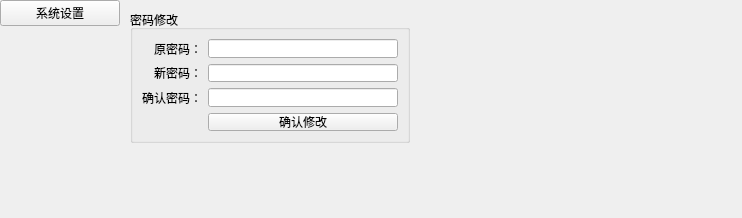
Before: the Qt Designer form frmconfig.ui in hzqgogogo/IntelligentGreenHouse, drawn with Qt 5.
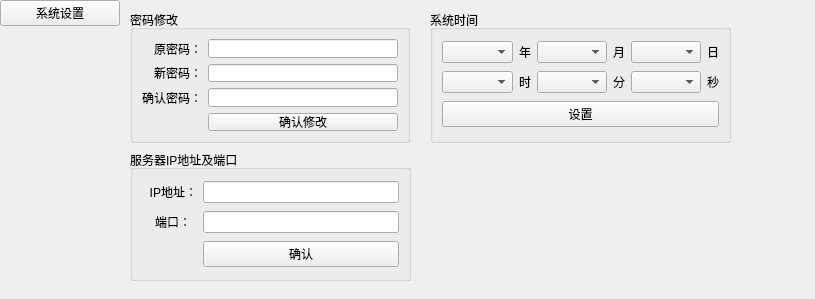
After: the same form once the commit is applied.

The edit to the form file:
```diff
--- a/frmconfig.ui
+++ b/frmconfig.ui
@@ -6,8 +6,8 @@
    <rect>
     <x>0</x>
     <y>0</y>
-    <width>742</width>
-    <height>218</height>
+    <width>815</width>
+    <height>299</height>
    </rect>
   </property>
   <property name="windowTitle">
@@ -154,6 +154,185 @@
        </item>
       </layout>
      </widget>
+     <widget class="QGroupBox" name="gboxTimeConfig">
+      <property name="geometry">
+       <rect>
+        <x>310</x>
+        <y>10</y>
+        <width>301</width>
+        <height>133</height>
+       </rect>
+      </property>
+      <property name="title">
+       <string>系统时间</string>
+      </property>
+      <layout class="QGridLayout" name="gridLayout_2">
+       <item row="0" column="0">
+        <widget class="QComboBox" name="cboxYear">
+         <property name="sizePolicy">
+          <sizepolicy hsizetype="Expanding" vsizetype="Fixed">
+           <horstretch>0</horstretch>
+           <verstretch>0</verstretch>
+          </sizepolicy>
+         </property>
+        </widget>
+       </item>
+       <item row="0" column="1">
+        <widget class="QLabel" name="labYear">
+         <property name="text">
+          <string>年</string>
+         </property>
+        </widget>
+       </item>
+       <item row="0" column="2">
+        <widget class="QComboBox" name="cboxMonth">
+         <property name="sizePolicy">
+          <sizepolicy hsizetype="Expanding" vsizetype="Fixed">
+           <horstretch>0</horstretch>
+           <verstretch>0</verstretch>
+          </sizepolicy>
+         </property>
+        </widget>
+       </item>
+       <item row="0" column="3">
+        <widget class="QLabel" name="labMonth">
+         <property name="text">
+          <string>月</string>
+         </property>
+        </widget>
+       </item>
+       <item row="0" column="4">
+        <widget class="QComboBox" name="cboxDay">
+         <property name="sizePolicy">
+          <sizepolicy hsizetype="Expanding" vsizetype="Fixed">
+           <horstretch>0</horstretch>
+           <verstretch>0</verstretch>
+          </sizepolicy>
+         </property>
+        </widget>
+       </item>
+       <item row="0" column="5">
+        <widget class="QLabel" name="labDay">
+         <property name="text">
+          <string>日</string>
+         </property>
+        </widget>
+       </item>
+       <item row="1" column="0">
+        <widget class="QComboBox" name="cboxHour">
+         <property name="sizePolicy">
+          <sizepolicy hsizetype="Expanding" vsizetype="Fixed">
+           <horstretch>0</horstretch>
+           <verstretch>0</verstretch>
+          </sizepolicy>
+         </property>
+        </widget>
+       </item>
+       <item row="1" column="1">
+        <widget class="QLabel" name="labHour">
+         <property name="text">
+          <string>时</string>
+         </property>
+        </widget>
+       </item>
+       <item row="1" column="2">
+        <widget class="QComboBox" name="cboxMin">
+         <property name="sizePolicy">
+          <sizepolicy hsizetype="Expanding" vsizetype="Fixed">
+           <horstretch>0</horstretch>
+           <verstretch>0</verstretch>
+          </sizepolicy>
+         </property>
+        </widget>
+       </item>
+       <item row="1" column="3">
+        <widget class="QLabel" name="labMin">
+         <property name="text">
+          <string>分</string>
+         </property>
+        </widget>
+       </item>
+       <item row="1" column="4">
+        <widget class="QComboBox" name="cboxSec">
+         <property name="sizePolicy">
+          <sizepolicy hsizetype="Expanding" vsizetype="Fixed">
+           <horstretch>0</horstretch>
+           <verstretch>0</verstretch>
+          </sizepolicy>
+         </property>
+        </widget>
+       </item>
+       <item row="1" column="5">
+        <widget class="QLabel" name="labSec">
+         <property name="text">
+          <string>秒</string>
+         </property>
+        </widget>
+       </item>
+       <item row="2" column="0" colspan="6">
+        <widget class="QPushButton" name="btnSetTime">
+         <property name="text">
+          <string>设置</string>
+         </property>
+        </widget>
+       </item>
+      </layout>
+     </widget>
+     <widget class="QGroupBox" name="groupBox_2">
+      <property name="geometry">
+       <rect>
+        <x>10</x>
+        <y>150</y>
+        <width>281</width>
+        <height>131</height>
+       </rect>
+      </property>
+      <property name="title">
+       <string>服务器IP地址及端口</string>
+      </property>
+      <layout class="QGridLayout" name="gridLayout_3">
+       <item row="0" column="0" colspan="3">
+        <widget class="QLabel" name="label">
+         <property name="text">
+          <string>IP地址：</string>
+         </property>
+         <property name="alignment">
+          <set>Qt::AlignRight|Qt::AlignTrailing|Qt::AlignVCenter</set>
+         </property>
+        </widget>
+       </item>
+       <item row="0" column="3">
+        <widget class="QLineEdit" name="host"/>
+       </item>
+       <item row="1" column="0">
+        <widget class="QLabel" name="label_2">
+         <property name="text">
+          <string/>
+         </property>
+        </widget>
+       </item>
+       <item row="1" column="1">
+        <widget class="QLabel" name="label_3">
+         <property name="text">
+          <string>端口：</string>
+         </property>
+         <property name="alignment">
+          <set>Qt::AlignRight|Qt::AlignTrailing|Qt::AlignVCenter</set>
+         </property>
+        </widget>
+       </item>
+       <item row="1" column="3">
+        <widget class="QLineEdit" name="port"/>
+       </item>
+       <item row="2" column="3">
+        <widget class="QPushButton" name="btnEnter">
+         <property name="text">
+          <string>确认</string>
+         </property>
+        </widget>
+       </item>
+      </layout>
+     </widget>
     </widget>
    </item>
   </layout>
```
